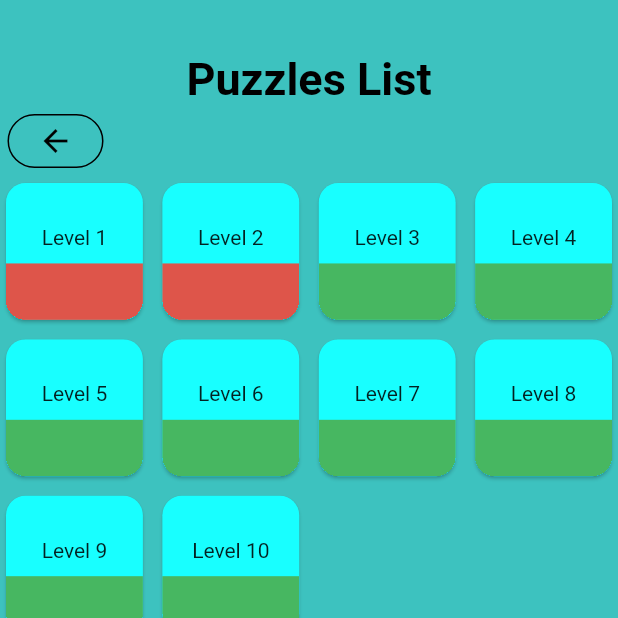
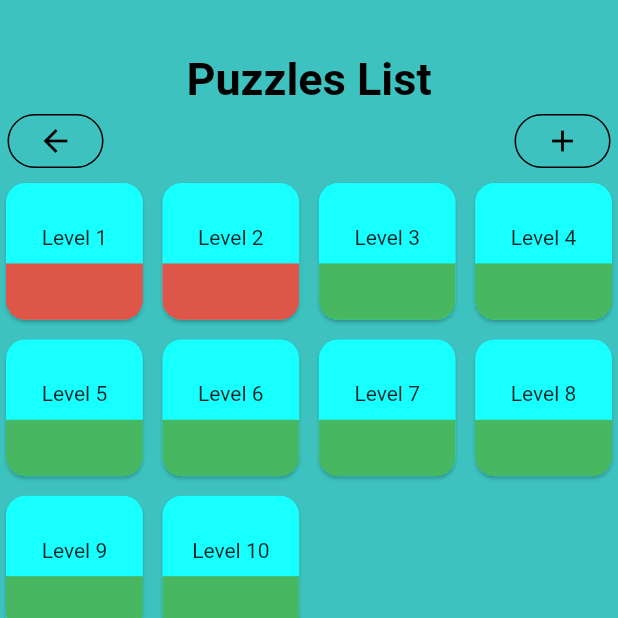
Before and after one commit to HazemMostafa23/Chuzzlez, a Flutter app: the PuzzleListScreen screen opened by its route, on a phone screen of 412 x 824 dp, the top half of it. Run offline on Flutter 3.47's test engine with Material 2 defaults, Android fonts, the light colour scheme and no system bars; missing offline and left inert: flutter_chess_board.

Commit message:
added puzzle creator

```diff
--- a/lib/main.dart
+++ b/lib/main.dart
@@ -4,7 +4,7 @@ import 'screens/home_screen.dart';
 import 'package:chuzzlez/providers/user_provider.dart';
 import 'package:chuzzlez/providers/puzzles_provider.dart';
 import 'screens/board_screen.dart';
-
+import 'screens/puzzle_creator_screen.dart';
 import 'screens/puzzles_list_screen.dart';
 import 'screens/over_the_board_screen.dart';
 
@@ -31,7 +31,8 @@ class MyApp extends StatelessWidget {
           '/home': (context) => HomeScreen(),
           '/board': (context) => BoardScreen(),
           '/puzzlelist': (context) => PuzzleListScreen(),
-          '/overtheboard': (context) => OverTheBoard()
+          '/overtheboard': (context) => OverTheBoard(),
+          '/puzzlecreator': (context) => PuzzleCreator()
         },
         title: 'Chuzzlez',
         theme: ThemeData(scaffoldBackgroundColor: const Color(0xFF3dc2bf)),
--- a/lib/screens/puzzles_list_screen.dart
+++ b/lib/screens/puzzles_list_screen.dart
@@ -30,6 +30,7 @@ class PuzzleListScreen extends StatelessWidget {
               )),
         ],
       ),
+      Row(mainAxisAlignment: MainAxisAlignment.spaceBetween, children: [
         Align(
           alignment: Alignment.topLeft,
           child: Padding(
@@ -48,7 +49,24 @@ class PuzzleListScreen extends StatelessWidget {
                 ),
               )),
         ),
-
+        Align(
+            alignment: Alignment.topRight,
+            child: Padding(
+                padding: EdgeInsets.symmetric(horizontal: 5),
+                child: OutlinedButton(
+                  onPressed: () {
+                    Navigator.pushNamed(context, '/puzzlecreator');
+                  },
+                  child: Icon(
+                    Icons.add,
+                    color: Colors.black,
+                  ),
+                  style: OutlinedButton.styleFrom(
+                    shape: StadiumBorder(),
+                    side: BorderSide(color: Colors.black),
+                  ),
+                )))
+      ]),
       Flexible(
           child: GridView.count(
         crossAxisCount: 4,
```
Also changed, not shown: lib/screens/puzzle_creator_screen.dart (added, +83 -0 lines), pubspec.yaml (+13 -1 lines). Lines whose indentation alone changed are shown as unchanged.
